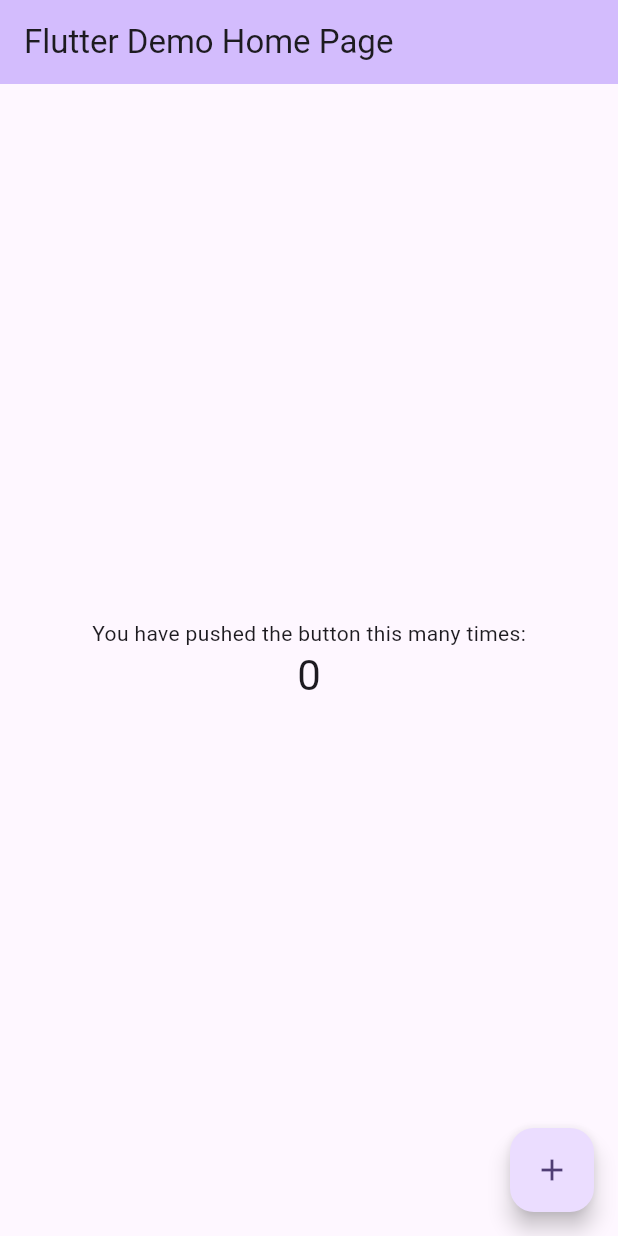
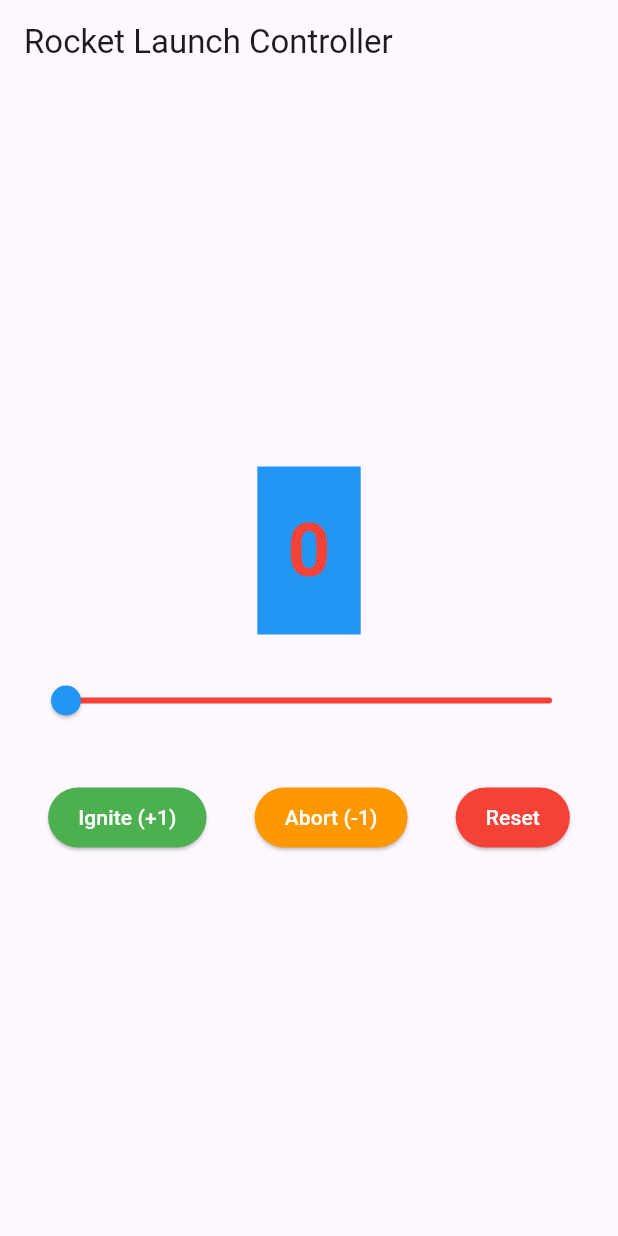
Before and after one commit to gsurjs/ic06_rocket_launch, a Flutter app: the screen it shows after launch, on a phone screen of 412 x 824 dp. Run offline on Flutter 3.47's test engine with Material 3 defaults, Android fonts, the phone set to English and light mode, and no system bars.

Commit message:
adding helper methods _increment, _decrement, _reset, using _getTextColor method for color,using AlertDialog for lift off dialog pop up.

```diff
--- a/lib/main.dart
+++ b/lib/main.dart
@@ -1,122 +1,195 @@
 import 'package:flutter/material.dart';
 
-void main() {
-  runApp(const MyApp());
-}
+void main() => runApp(MyApp());
 
 class MyApp extends StatelessWidget {
   const MyApp({super.key});
 
-  // This widget is the root of your application.
   @override
   Widget build(BuildContext context) {
     return MaterialApp(
-      title: 'Flutter Demo',
+      title: 'Rocket Launch Controller',
       theme: ThemeData(
-        // This is the theme of your application.
-        //
-        // TRY THIS: Try running your application with "flutter run". You'll see
-        // the application has a purple toolbar. Then, without quitting the app,
-        // try changing the seedColor in the colorScheme below to Colors.green
-        // and then invoke "hot reload" (save your changes or press the "hot
-        // reload" button in a Flutter-supported IDE, or press "r" if you used
-        // the command line to start the app).
-        //
-        // Notice that the counter didn't reset back to zero; the application
-        // state is not lost during the reload. To reset the state, use hot
-        // restart instead.
-        //
-        // This works for code too, not just values: Most code changes can be
-        // tested with just a hot reload.
-        colorScheme: ColorScheme.fromSeed(seedColor: Colors.deepPurple),
+        primarySwatch: Colors.blue,
       ),
-      home: const MyHomePage(title: 'Flutter Demo Home Page'),
+      home: CounterWidget(),
     );
   }
 }
 
-class MyHomePage extends StatefulWidget {
-  const MyHomePage({super.key, required this.title});
-
-  // This widget is the home page of your application. It is stateful, meaning
-  // that it has a State object (defined below) that contains fields that affect
-  // how it looks.
-
-  // This class is the configuration for the state. It holds the values (in this
-  // case the title) provided by the parent (in this case the App widget) and
-  // used by the build method of the State. Fields in a Widget subclass are
-  // always marked "final".
-
-  final String title;
-
+class CounterWidget extends StatefulWidget {
   @override
-  State<MyHomePage> createState() => _MyHomePageState();
+  _CounterWidgetState createState() => _CounterWidgetState();
 }
 
-class _MyHomePageState extends State<MyHomePage> {
+class _CounterWidgetState extends State<CounterWidget> {
   int _counter = 0;
 
-  void _incrementCounter() {
+  // Helper method to get text color based on counter value
+  Color _getTextColor() {
+    if (_counter == 0) return Colors.red;
+    if (_counter > 50) return Colors.green;
+    return Colors.orange;
+  }
+
+  // Helper method to increment counter
+  void _increment() {
     setState(() {
-      // This call to setState tells the Flutter framework that something has
-      // changed in this State, which causes it to rerun the build method below
-      // so that the display can reflect the updated values. If we changed
-      // _counter without calling setState(), then the build method would not be
-      // called again, and so nothing would appear to happen.
+      if (_counter < 100) {
         _counter++;
+        if (_counter == 100) {
+          _showLiftoffDialog();
+        }
+      }
     });
+  }
+
+  // Helper method to decrement counter
+  void _decrement() {
+    setState(() {
+      if (_counter > 0) {
+        _counter--;
+      }
+    });
+  }
+
+  // Helper method to reset counter
+  void _reset() {
+    setState(() {
+      _counter = 0;
+    });
+  }
+
+  // Show liftoff dialog
+  void _showLiftoffDialog() {
+    showDialog(
+      context: context,
+      builder: (BuildContext context) {
+        return AlertDialog(
+          title: Text('🚀 LIFTOFF! 🚀'),
+          content: Text('Mission successful! The rocket has launched!'),
+          actions: [
+            TextButton(
+              onPressed: () {
+                Navigator.of(context).pop();
+              },
+              child: Text('OK'),
+            ),
+          ],
+        );
+      },
+    );
   }
 
   @override
   Widget build(BuildContext context) {
-    // This method is rerun every time setState is called, for instance as done
-    // by the _incrementCounter method above.
-    //
-    // The Flutter framework has been optimized to make rerunning build methods
-    // fast, so that you can just rebuild anything that needs updating rather
-    // than having to individually change instances of widgets.
     return Scaffold(
       appBar: AppBar(
-        // TRY THIS: Try changing the color here to a specific color (to
-        // Colors.amber, perhaps?) and trigger a hot reload to see the AppBar
-        // change color while the other colors stay the same.
-        backgroundColor: Theme.of(context).colorScheme.inversePrimary,
-        // Here we take the value from the MyHomePage object that was created by
-        // the App.build method, and use it to set our appbar title.
-        title: Text(widget.title),
+        title: const Text('Rocket Launch Controller'),
       ),
-      body: Center(
-        // Center is a layout widget. It takes a single child and positions it
-        // in the middle of the parent.
+      body: Column(
+        mainAxisAlignment: MainAxisAlignment.center,
+        children: [
+          // Display counter with color-coded text
+          Center(
+            child: Container(
+              padding: EdgeInsets.all(20),
+              color: Colors.blue,
               child: Column(
-          // Column is also a layout widget. It takes a list of children and
-          // arranges them vertically. By default, it sizes itself to fit its
-          // children horizontally, and tries to be as tall as its parent.
-          //
-          // Column has various properties to control how it sizes itself and
-          // how it positions its children. Here we use mainAxisAlignment to
-          // center the children vertically; the main axis here is the vertical
-          // axis because Columns are vertical (the cross axis would be
-          // horizontal).
-          //
-          // TRY THIS: Invoke "debug painting" (choose the "Toggle Debug Paint"
-          // action in the IDE, or press "p" in the console), to see the
-          // wireframe for each widget.
-          mainAxisAlignment: MainAxisAlignment.center,
-          children: <Widget>[
-            const Text('You have pushed the button this many times:'),
+                children: [
                   Text(
                     '$_counter',
-              style: Theme.of(context).textTheme.headlineMedium,
+                    style: TextStyle(
+                      fontSize: 50.0,
+                      color: _getTextColor(),
+                      fontWeight: FontWeight.bold,
+                    ),
+                  ),
+                  // Show LIFTOFF message when counter reaches 100
+                  if (_counter == 100)
+                    Text(
+                      'LIFTOFF!',
+                      style: TextStyle(
+                        fontSize: 30.0,
+                        color: Colors.white,
+                        fontWeight: FontWeight.bold,
+                      ),
                     ),
                 ],
               ),
             ),
-      floatingActionButton: FloatingActionButton(
-        onPressed: _incrementCounter,
-        tooltip: 'Increment',
-        child: const Icon(Icons.add),
-      ), // This trailing comma makes auto-formatting nicer for build methods.
+          ),
+
+          SizedBox(height: 20),
+
+          // Slider
+          Padding(
+            padding: EdgeInsets.symmetric(horizontal: 20),
+            child: Slider(
+              min: 0,
+              max: 100,
+              value: _counter.toDouble(),
+              onChanged: (double value) {
+                setState(() {
+                  _counter = value.toInt();
+                  if (_counter == 100) {
+                    _showLiftoffDialog();
+                  }
+                });
+              },
+              activeColor: Colors.blue,
+              inactiveColor: Colors.red,
+            ),
+          ),
+
+          SizedBox(height: 30),
+
+          // Control buttons
+          Row(
+            mainAxisAlignment: MainAxisAlignment.spaceEvenly,
+            children: [
+              // Increment Ignite Button
+              ElevatedButton(
+                onPressed: _increment,
+                style: ElevatedButton.styleFrom(
+                  backgroundColor: Colors.green,
+                  padding: EdgeInsets.symmetric(horizontal: 20, vertical: 10),
+                ),
+                child: Text(
+                  'Ignite (+1)',
+                  style: TextStyle(color: Colors.white),
+                ),
+              ),
+
+              // Decrement Abort Button
+              ElevatedButton(
+                onPressed: _decrement,
+                style: ElevatedButton.styleFrom(
+                  backgroundColor: Colors.orange,
+                  padding: EdgeInsets.symmetric(horizontal: 20, vertical: 10),
+                ),
+                child: Text(
+                  'Abort (-1)',
+                  style: TextStyle(color: Colors.white),
+                ),
+              ),
+
+              // Reset button
+              ElevatedButton(
+                onPressed: _reset,
+                style: ElevatedButton.styleFrom(
+                  backgroundColor: Colors.red,
+                  padding: EdgeInsets.symmetric(horizontal: 20, vertical: 10),
+                ),
+                child: Text(
+                  'Reset',
+                  style: TextStyle(color: Colors.white),
+                ),
+              ),
+            ],
+          ),
+        ],
+      ),
     );
   }
 }
```
Lines whose indentation alone changed are shown as unchanged.
